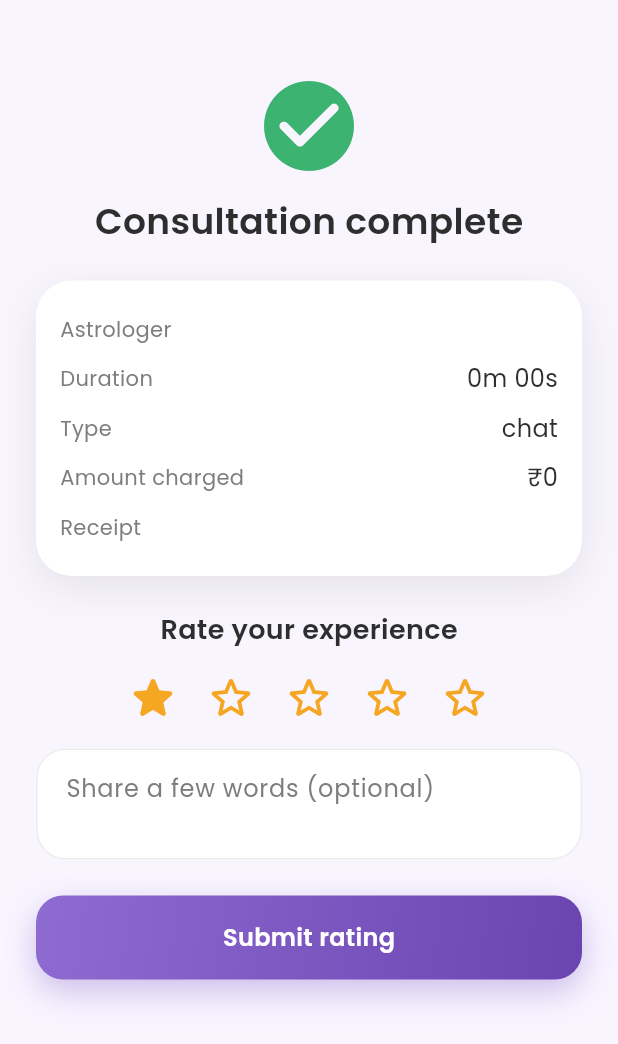
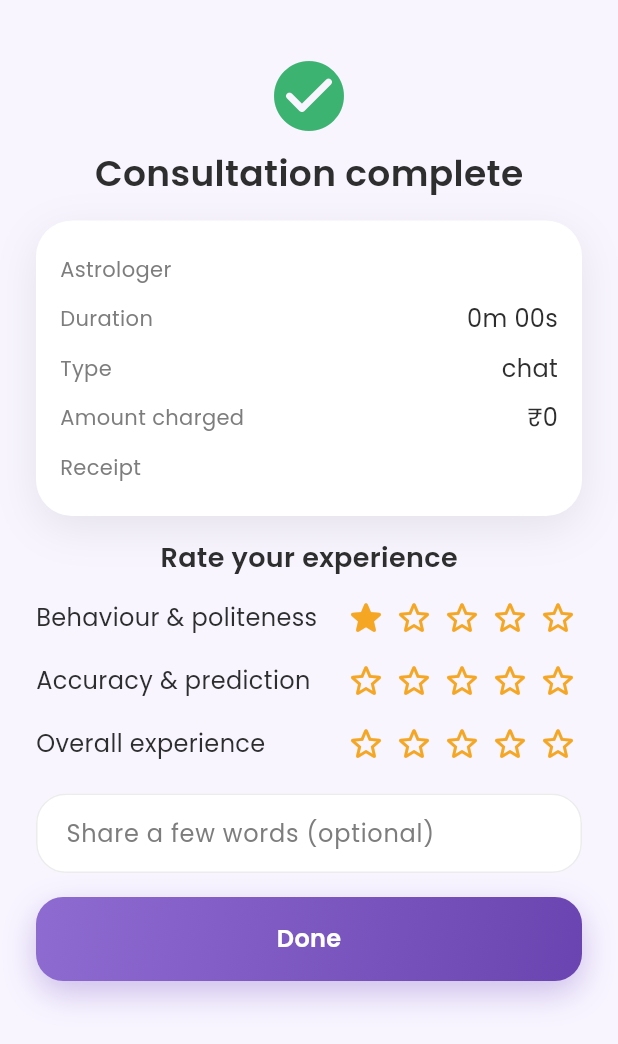
Before and after one commit to aaddrriisshh-dev/Asktro, a Flutter app: the _ConsultationEndScreen screen opened directly with empty values, after a tap on the "star border" icon, on a phone screen of 412 x 824 dp. Shown: the top 1044 px of the screen. Run offline on Flutter 3.47's test engine with Material 3 defaults, Android fonts, the phone set to English and light mode, and no system bars; our stand-ins replace cloud_firestore, cloud_functions, connectivity_plus, equatable, firebase_analytics, firebase_auth and 11 more; missing offline and left inert: firebase_app_check, razorpay_flutter; accounts and stored records are empty.

Commit message:
Chat: proper astrologer name-card + 3-part end-of-chat rating
- Redesign the under-header banner into a real name-card (avatar, name +
  verified, experience / consultations / rating).
- Split the end-of-consultation feedback into three compact star rows
  (Behaviour & politeness, Accuracy & prediction, Overall experience),
  tuned to fit the viewport without scrolling. Overall drives the
  astrologer average; behaviour+accuracy stored as ratingBreakdown.
- Thread behaviorRating/accuracyRating through the service interface,
  impl, and controller; rateConsultation persists the breakdown.

Co-Authored-By: Claude Opus 4.8 <noreply@anthropic.com>
Claude-Session: https://claude.ai/code/session_01WRrriC1w7QS5YfDnWvnAQM

```diff
--- a/apps/customer/lib/features/consultation/consultation_end.dart
+++ b/apps/customer/lib/features/consultation/consultation_end.dart
@@ -31,12 +31,16 @@ class _ConsultationEndScreen extends ConsumerStatefulWidget {
 }
 
 class _ConsultationEndScreenState extends ConsumerState<_ConsultationEndScreen> {
-  int _rating = 0;
+  int _behavior = 0;
+  int _accuracy = 0;
+  int _overall = 0;
   final _review = TextEditingController();
   bool _submitting = false;
 
   Future<void> _submit() async {
-    if (_rating == 0) {
+    // Overall is the headline score (drives the astrologer's average); the other
+    // two are captured as a breakdown. If they gave no overall, just leave.
+    if (_overall == 0) {
       _close();
       return;
     }
@@ -48,10 +52,15 @@ class _ConsultationEndScreenState extends ConsumerState<_ConsultationEndScreen>
     try {
       await ref
           .read(consultationControllerProvider(widget.consultation.id).notifier)
-          .rate(_rating.toDouble(), review: _review.text.trim().isEmpty ? null : _review.text.trim())
+          .rate(
+            _overall.toDouble(),
+            review: _review.text.trim().isEmpty ? null : _review.text.trim(),
+            behaviorRating: _behavior > 0 ? _behavior.toDouble() : null,
+            accuracyRating: _accuracy > 0 ? _accuracy.toDouble() : null,
+          )
           .timeout(const Duration(seconds: 10));
       ref.read(analyticsProvider).logEvent(AnalyticsEvents.ratingSubmitted, params: {
-        'rating': _rating,
+        'rating': _overall,
         'astrologerId': widget.astrologer.id,
       },);
     } catch (_) {
@@ -89,11 +98,11 @@ class _ConsultationEndScreenState extends ConsumerState<_ConsultationEndScreen>
           padding: const EdgeInsets.all(AppSpacing.xl),
           child: Column(
             children: [
-              const SizedBox(height: AppSpacing.xl),
-              const Icon(Icons.check_circle_rounded, size: 72, color: AppColors.success),
               const SizedBox(height: AppSpacing.md),
+              const Icon(Icons.check_circle_rounded, size: 56, color: AppColors.success),
+              const SizedBox(height: AppSpacing.sm),
               Text('Consultation complete', style: AppTypography.title),
-              const SizedBox(height: AppSpacing.xl),
+              const SizedBox(height: AppSpacing.lg),
               AppCard(
                 child: Column(
                   children: [
@@ -105,30 +114,22 @@ class _ConsultationEndScreenState extends ConsumerState<_ConsultationEndScreen>
                   ],
                 ),
               ),
-              const SizedBox(height: AppSpacing.xl),
+              const SizedBox(height: AppSpacing.lg),
               Text('Rate your experience', style: AppTypography.subtitle),
               const SizedBox(height: AppSpacing.sm),
-              Row(
-                mainAxisAlignment: MainAxisAlignment.center,
-                children: List.generate(5, (i) {
-                  final filled = i < _rating;
-                  return IconButton(
-                    onPressed: () => setState(() => _rating = i + 1),
-                    icon: Icon(filled ? Icons.star_rounded : Icons.star_border_rounded,
-                        color: AppColors.warning, size: 36,),
-                  );
-                }),
-              ),
-              const SizedBox(height: AppSpacing.sm),
+              _ratingRow('Behaviour & politeness', _behavior, (v) => setState(() => _behavior = v)),
+              _ratingRow('Accuracy & prediction', _accuracy, (v) => setState(() => _accuracy = v)),
+              _ratingRow('Overall experience', _overall, (v) => setState(() => _overall = v)),
+              const SizedBox(height: AppSpacing.md),
               TextField(
                 controller: _review,
-                minLines: 2,
-                maxLines: 4,
+                minLines: 1,
+                maxLines: 3,
                 decoration: const InputDecoration(hintText: 'Share a few words (optional)'),
               ),
-              const SizedBox(height: AppSpacing.xl),
+              const SizedBox(height: AppSpacing.lg),
               PrimaryButton(
-                label: _rating == 0 ? 'Done' : 'Submit rating',
+                label: _overall == 0 ? 'Done' : 'Submit rating',
                 loading: _submitting,
                 onPressed: _submitting ? null : _submit,
               ),
@@ -149,4 +150,30 @@ class _ConsultationEndScreenState extends ConsumerState<_ConsultationEndScreen>
           ],
         ),
       );
+
+  /// One labelled 5-star row. Compact (tap targets ~32px) so three of them plus
+  /// a review still fit the viewport without scrolling.
+  Widget _ratingRow(String label, int value, ValueChanged<int> onChanged) => Padding(
+        padding: const EdgeInsets.symmetric(vertical: 5),
+        child: Row(
+          children: [
+            Expanded(child: Text(label, style: AppTypography.body)),
+            Row(
+              mainAxisSize: MainAxisSize.min,
+              children: List.generate(5, (i) {
+                final filled = i < value;
+                return GestureDetector(
+                  behavior: HitTestBehavior.opaque,
+                  onTap: () => onChanged(i + 1),
+                  child: Padding(
+                    padding: const EdgeInsets.symmetric(horizontal: 2, vertical: 2),
+                    child: Icon(filled ? Icons.star_rounded : Icons.star_border_rounded,
+                        color: AppColors.warning, size: 28),
+                  ),
+                );
+              }),
+            ),
+          ],
+        ),
+      );
 }
--- a/packages/shared_flutter/lib/src/services/service_interfaces.dart
+++ b/packages/shared_flutter/lib/src/services/service_interfaces.dart
@@ -43,7 +43,8 @@ abstract interface class ConsultationService {
   Future<Result<void>> pause(String consultationId, {String? reason});
   Future<Result<void>> resume(String consultationId);
   Future<Result<Consultation>> end(String consultationId);
-  Future<Result<void>> rate(String consultationId, {required double rating, String? review});
+  Future<Result<void>> rate(String consultationId,
+      {required double rating, String? review, double? behaviorRating, double? accuracyRating});
 
   /// Realtime stream of a single session (timer, wallet, status).
   Stream<Consultation> watch(String consultationId);
```
Also changed, not shown: apps/customer/lib/data/consultation_service_impl.dart (+9 -3 lines), apps/customer/lib/features/consultation/chat_consultation_screen.dart (+60 -14 lines), apps/customer/lib/features/consultation/consultation_controller.dart (+7 -2 lines), 1 other file.
